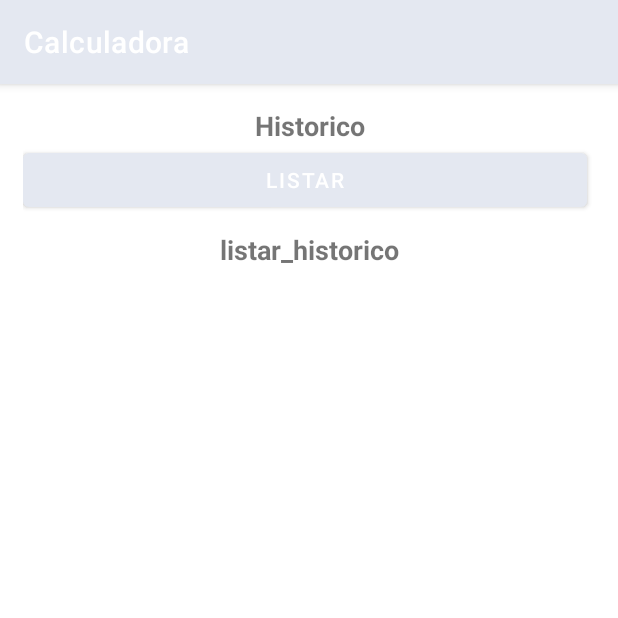
After one commit to eliassilveirajr/calculadora_mobile, an Android app: the fragment MainFragment shown on its own in the app's theme, on a phone screen of 412 x 824 dp, the top half of it. The commit adds this screen. Run offline under Robolectric (Android 15) with nearby library versions, the phone set to English and light mode, and no system bars; 1 statement that could not run was skipped.

Commit message:
Finalizando calculadora
Calculadora quase pronta.

```diff
--- a/app/build.gradle
+++ b/app/build.gradle
@@ -35,4 +35,6 @@ dependencies {
     testImplementation 'junit:junit:4.13.2'
     androidTestImplementation 'androidx.test.ext:junit:1.1.3'
     androidTestImplementation 'androidx.test.espresso:espresso-core:3.4.0'
+
+    implementation 'net.objecthunter:exp4j:0.4.8'
 }
--- a/app/src/main/AndroidManifest.xml
+++ b/app/src/main/AndroidManifest.xml
@@ -14,6 +14,9 @@
         android:theme="@style/Theme.Calculadora"
         tools:targetApi="31">
         <activity
+            android:name=".HistoricoActivity"
+            android:exported="false" />
+        <activity
             android:name=".MainActivity"
             android:exported="true">
             <intent-filter>
--- /dev/null
+++ b/app/src/main/java/ads/prog_mobile/calculadora/database/DatabaseHelper.java
@@ -0,0 +1,90 @@
+package ads.prog_mobile.calculadora.database;
+
+import android.content.ContentValues;
+import android.content.Context;
+import android.database.Cursor;
+import android.database.sqlite.SQLiteDatabase;
+import android.database.sqlite.SQLiteOpenHelper;
+import android.widget.ListView;
+import android.widget.SimpleCursorAdapter;
+
+import ads.prog_mobile.calculadora.R;
+import ads.prog_mobile.calculadora.historico.Historico;
+
+
+public class DatabaseHelper extends SQLiteOpenHelper {
+
+    private static final String DATABASE_NAME = "calculadora";
+    private static final String TABLE_HISTORICO = "historico";
+
+    private static final String CREATE_TABLE_HISTORICO = "CREATE TABLE "+ TABLE_HISTORICO + "("+
+            "_id INTEGER PRIMARY KEY AUTOINCREMENT, " +
+            "operacao VARCHAR(100), " +
+            "resultado VARCHAR(30));"; // Primary Key tem que ter _ no SQLite
+
+    private static final String DROP_TABLE_HISTORICO = "DROP TABLE IF EXISTS " + TABLE_HISTORICO;
+
+
+    public DatabaseHelper(Context context){
+        super(context, DATABASE_NAME, null, 1);
+    }
+
+    @Override
+    public void onCreate(SQLiteDatabase db) {
+        db.execSQL(CREATE_TABLE_HISTORICO);
+    }
+
+    @Override
+    public void onUpgrade(SQLiteDatabase db, int oldVersion, int newVersion) {
+        db.execSQL(DROP_TABLE_HISTORICO);
+        onCreate(db);
+    }
+
+    // cria tabela
+    public long createHistorico (Historico h) {
+        SQLiteDatabase db = this.getWritableDatabase();
+        ContentValues cv = new ContentValues();
+        cv.put("operacao", h.getOperacao());
+        cv.put("resultado", h.getResultado());
+
+        long id = db.insert(TABLE_HISTORICO, null, cv);
+        db.close();
+        return id;
+    }
+
+    // Update para possíveis uso
+    public long updateHistorico (Historico h) {
+        SQLiteDatabase db = this.getWritableDatabase();
+        ContentValues cv = new ContentValues();
+        cv.put("operacao", h.getOperacao());
+        cv.put("resultado", h.getResultado());
+
+        long id = db.update(TABLE_HISTORICO, cv,
+                "_id = ?", new String[]{String.valueOf(h.getId())});
+        db.close();
+        return id;
+    }
+
+    public long deleteHistorico (Historico h) {
+        SQLiteDatabase db = this.getWritableDatabase();
+
+
+        long id = db.delete(TABLE_HISTORICO,"_id = ?",
+                new String[]{String.valueOf(h.getId())});
+        db.close();
+        return id;
+    }
+
+    public void getAllHistorico (Context context, ListView lv) {
+        SQLiteDatabase db = this.getReadableDatabase();
+        String[] columns = {"_id", "operacao", "resultado"};
+        Cursor data = db.query(TABLE_HISTORICO, columns, null, null,
+                null, null, "id DESC");
+        int[] to = {R.id.textViewIdListHistorico, R.id.textViewOperacaoListHistorico, R.id.textViewResultadoListHistorico};
+
+        SimpleCursorAdapter simpleCursorAdapter = new SimpleCursorAdapter(context,
+                R.layout.historico_item_list_view, data, columns, to, 0);
+        lv.setAdapter(simpleCursorAdapter);
+        db.close();
+    }
+}
--- /dev/null
+++ b/app/src/main/java/ads/prog_mobile/calculadora/historico/ListarFragment.java
@@ -0,0 +1,39 @@
+package ads.prog_mobile.calculadora.historico;
+
+import android.os.Bundle;
+
+import androidx.fragment.app.Fragment;
+import androidx.fragment.app.FragmentTransaction;
+
+import android.view.LayoutInflater;
+import android.view.View;
+import android.view.ViewGroup;
+import android.widget.AdapterView;
+import android.widget.ListView;
+import android.widget.TextView;
+
+import ads.prog_mobile.calculadora.R;
+import ads.prog_mobile.calculadora.database.DatabaseHelper;
+
+public class ListarFragment extends Fragment {
+
+    public ListarFragment() {
+    }
+
+    @Override
+    public void onCreate(Bundle savedInstanceState) {
+        super.onCreate(savedInstanceState);
+    }
+
+    @Override
+    public View onCreateView(LayoutInflater inflater, ViewGroup container,
+                             Bundle savedInstanceState) {
+        // Inflate the layout for this fragment
+        View v = inflater.inflate(R.layout.historico_fragment_listar, container, false);
+        DatabaseHelper databaseHelper = new DatabaseHelper(getActivity());
+        ListView lv = v.findViewById(R.id.listViewHistorico);
+        databaseHelper.getAllHistorico(getActivity(), lv);
+
+        return v;
+    }
+}
--- /dev/null
+++ b/app/src/main/java/ads/prog_mobile/calculadora/historico/MainFragment.java
@@ -0,0 +1,43 @@
+package ads.prog_mobile.calculadora.historico;
+
+import android.os.Bundle;
+
+import androidx.fragment.app.Fragment;
+
+import android.view.LayoutInflater;
+import android.view.View;
+import android.view.ViewGroup;
+import android.widget.Button;
+
+import ads.prog_mobile.calculadora.R;
+
+public class MainFragment extends Fragment {
+
+    public MainFragment() {
+    }
+
+    @Override
+    public void onCreate(Bundle savedInstanceState) {
+        super.onCreate(savedInstanceState);
+    }
+
+    @Override
+    public View onCreateView(LayoutInflater inflater, ViewGroup container,
+                             Bundle savedInstanceState) {
+
+        View v = inflater.inflate(R.layout.historico_fragment_main, container, false);
+        if (savedInstanceState == null) {
+            getActivity().getSupportFragmentManager().beginTransaction().replace(R.id.frameHistorico, new ListarFragment()).commit();
+        }
+        Button btnListar = v.findViewById(R.id.btn_listar);
+        btnListar.setOnClickListener(new View.OnClickListener() {
+            @Override
+            public void onClick(View v) {
+                getActivity().getSupportFragmentManager().beginTransaction().replace(R.id.frameHistorico, new	ListarFragment()).commit();
+            }
+        });
+
+        // Inflate the layout for this fragment
+        return v;
+    }
+}
--- /dev/null
+++ b/app/src/main/res/layout/historico_fragment_listar.xml
@@ -0,0 +1,29 @@
+<?xml version="1.0" encoding="utf-8"?>
+<FrameLayout xmlns:android="http://schemas.android.com/apk/res/android"
+    xmlns:tools="http://schemas.android.com/tools"
+    android:layout_width="match_parent"
+    android:layout_height="match_parent"
+    tools:context=".historico.ListarFragment">
+
+    <LinearLayout
+        android:layout_width="match_parent"
+        android:layout_height="match_parent"
+        android:orientation="vertical">
+
+        <TextView
+            android:id="@+id/textViewListarHistorico"
+            android:layout_width="match_parent"
+            android:layout_height="wrap_content"
+            android:padding="10dp"
+            android:text="listar_historico"
+            android:textAlignment="center"
+            android:textSize="18sp"
+            android:textStyle="bold" />
+
+        <ListView
+            android:id="@+id/listViewHistorico"
+            android:layout_width="match_parent"
+            android:layout_height="match_parent" />
+    </LinearLayout>
+
+</FrameLayout>
--- /dev/null
+++ b/app/src/main/res/layout/historico_fragment_main.xml
@@ -0,0 +1,43 @@
+<?xml version="1.0" encoding="utf-8"?>
+<LinearLayout xmlns:android="http://schemas.android.com/apk/res/android"
+    xmlns:app="http://schemas.android.com/apk/res-auto"
+    xmlns:tools="http://schemas.android.com/tools"
+    android:layout_width="match_parent"
+    android:layout_height="match_parent"
+    android:orientation="vertical"
+    android:padding="15dp"
+    tools:context=".MainActivity">
+
+    <TextView
+        android:id="@+id/Historico"
+        android:layout_width="match_parent"
+        android:layout_height="wrap_content"
+        android:text="Historico"
+        android:textAlignment="center"
+        android:textSize="18sp"
+        android:textStyle="bold" />
+
+    <LinearLayout
+        android:layout_width="match_parent"
+        android:layout_height="wrap_content"
+        android:orientation="horizontal">
+
+        <Button
+            android:id="@+id/btn_listar"
+            android:layout_width="wrap_content"
+            android:layout_height="wrap_content"
+            android:layout_marginEnd="5dp"
+            android:layout_weight="1"
+            android:text="Listar" />
+
+
+    </LinearLayout>
+
+    <FrameLayout
+        android:id="@+id/frameHistorico"
+        android:layout_width="match_parent"
+        android:layout_height="wrap_content">
+
+    </FrameLayout>
+
+</LinearLayout>
--- a/app/src/main/res/values/strings.xml
+++ b/app/src/main/res/values/strings.xml
@@ -1,3 +1,5 @@
 <resources>
     <string name="app_name">Calculadora</string>
+    <!-- TODO: Remove or change this placeholder text -->
+    <string name="hello_blank_fragment">Hello blank fragment</string>
 </resources>
--- a/app/src/main/res/values/stylus.xml
+++ b/app/src/main/res/values/stylus.xml
@@ -10,6 +10,7 @@
         <item name="android:layout_margin">0.5dp</item>
     </style>
     <style name="btn_operadores" parent="container_botao">
+        <item name="android:layout_margin">0dp</item>
         <item name="android:background">@drawable/botao_operador_clicado</item>
         <item name="android:textColor">@color/branco</item>
     </style>
```
Also changed, not shown: app/src/main/java/ads/prog_mobile/calculadora/HistoricoActivity.java (added, +14 -0 lines), app/src/main/java/ads/prog_mobile/calculadora/MainActivity.java (+126 -6 lines), app/src/main/java/ads/prog_mobile/calculadora/historico/Historico.java (added, +33 -0 lines), app/src/main/res/layout/activity_historico.xml (added, +9 -0 lines), app/src/main/res/layout/activity_main.xml (+5 -5 lines), app/src/main/res/layout/historico_item_list_view.xml (added, +22 -0 lines).
